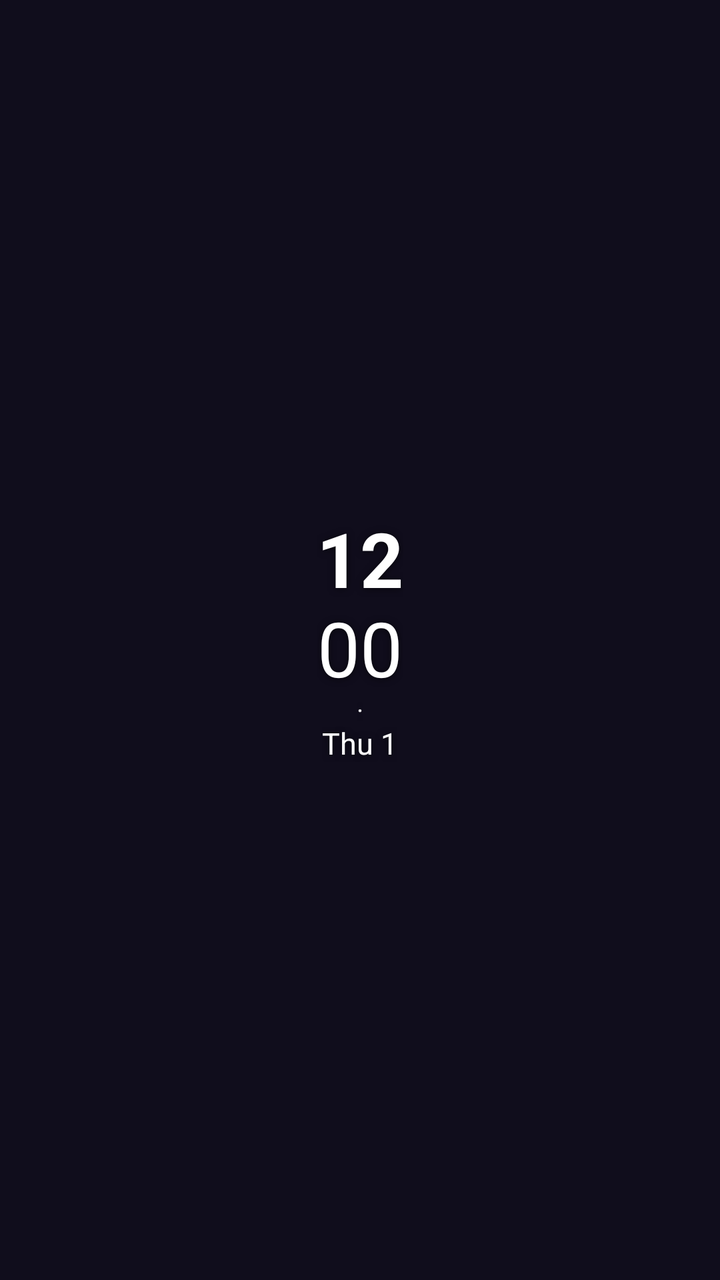
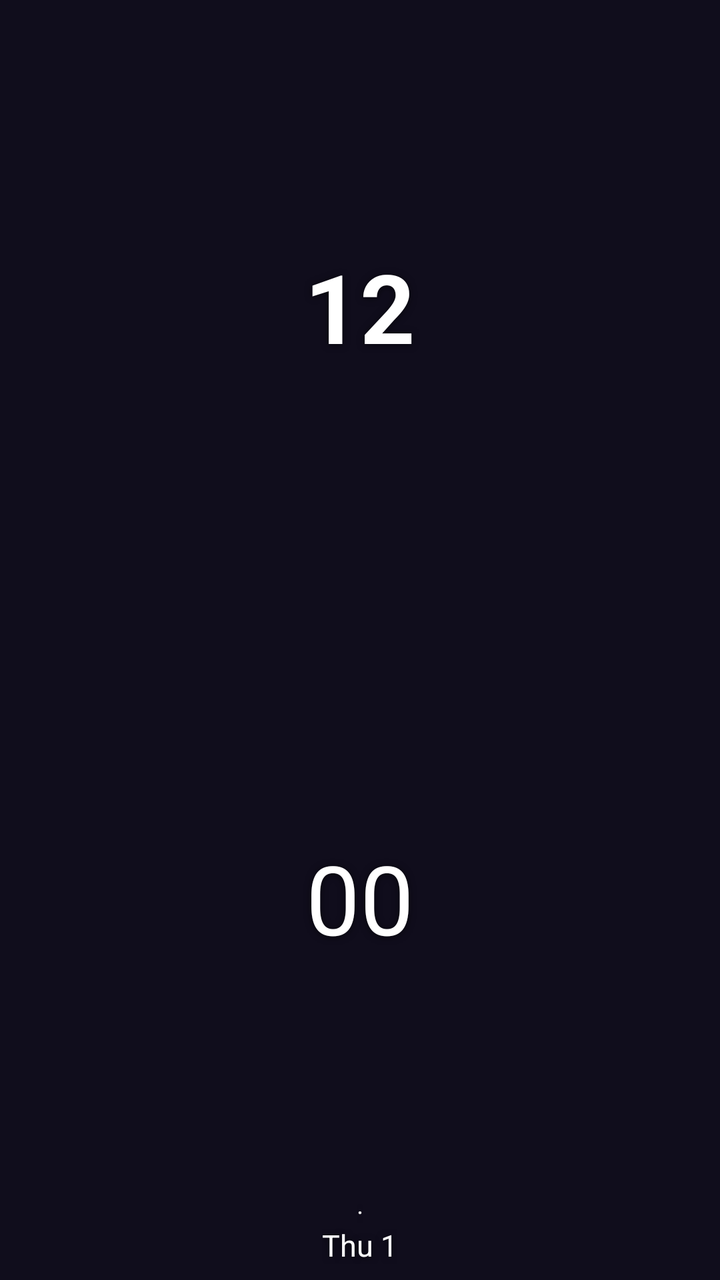

Screens rendered from an Android XML layout before and after an edit, with the pre-edit source and the edit as a unified diff.
<!-- AndroidManifest.xml: application theme AppTheme -->
<!-- res/layout/widget_small.xml -->
<?xml version="1.0" encoding="utf-8"?>
<LinearLayout xmlns:android="http://schemas.android.com/apk/res/android"
    android:id="@+id/widget_root"
    android:layout_width="match_parent"
    android:layout_height="match_parent"
    android:background="@drawable/widget_background"
    android:gravity="center"
    android:orientation="vertical"
    android:padding="8dp">
    <TextClock
        android:id="@+id/widget_hour"
        android:format12Hour="hh"
        android:format24Hour="HH"
        style="@style/WidgetText.Time"
        android:layout_width="wrap_content"
        android:layout_height="wrap_content"
        android:textSize="38sp" />
    <TextClock
        android:id="@+id/widget_minute"
        android:format12Hour="mm"
        android:format24Hour="mm"
        style="@style/WidgetText"
        android:layout_width="wrap_content"
        android:layout_height="wrap_content"
        android:textSize="38sp" />
    <TextView
        style="@style/WidgetText.Small"
        android:layout_width="wrap_content"
        android:layout_height="wrap_content"
        android:text="·"
        android:importantForAccessibility="no" />
    <TextClock
        android:id="@+id/widget_date"
        android:format12Hour="EEE d"
        android:format24Hour="EEE d"
        style="@style/WidgetText.Detail"
        android:layout_width="wrap_content"
        android:layout_height="wrap_content" />
</LinearLayout>
<!-- resources referenced by this layout -->
<resources>
  <!-- drawable widget_background (drawable) -->
  <?xml version="1.0" encoding="utf-8"?>
  <shape xmlns:android="http://schemas.android.com/apk/res/android" android:shape="rectangle">
      <solid android:color="@android:color/transparent" />
  </shape>
  <style name="WidgetText" parent="@android:style/TextAppearance.DeviceDefault">
          <item name="android:textColor">#FFFFFFFF</item>
          <item name="android:shadowColor">#99000000</item>
          <item name="android:shadowRadius">8</item>
          <item name="android:shadowDy">1</item>
          <item name="android:includeFontPadding">false</item>
      </style>
  <style name="WidgetText.Detail">
          <item name="android:textSize">15sp</item>
      </style>
  <style name="WidgetText.Small">
          <item name="android:textSize">13sp</item>
          <item name="android:textColor">#E6FFFFFF</item>
      </style>
  <style name="WidgetText.Time">
          <item name="android:textStyle">bold</item>
      </style>
  <style name="AppTheme" parent="Theme.AppCompat.DayNight.NoActionBar">
          <item name="android:editTextBackground">@drawable/rn_edit_text_material</item>
          <item name="android:windowBackground">@color/midnight_background</item>
          <item name="android:statusBarColor">@color/midnight_background</item>
          <item name="android:navigationBarColor">@color/midnight_background</item>
      </style>
  <!-- drawable rn_edit_text_material (drawable) -->
  <?xml version="1.0" encoding="utf-8"?>
  <inset xmlns:android="http://schemas.android.com/apk/res/android"
         android:insetLeft="@dimen/abc_edit_text_inset_horizontal_material"
         android:insetRight="@dimen/abc_edit_text_inset_horizontal_material"
         android:insetTop="@dimen/abc_edit_text_inset_top_material"
         android:insetBottom="@dimen/abc_edit_text_inset_bottom_material"
         >
  
      <selector>
          
          <item android:state_enabled="false" android:drawable="@drawable/abc_textfield_default_mtrl_alpha"/>
          <item android:drawable="@drawable/abc_textfield_activated_mtrl_alpha"/>
      </selector>
  
  </inset>
  <color name="midnight_background">#100D1C</color>
</resources>

<!-- the commit's change to res/layout/widget_small.xml (unified diff, before → after) -->
@@ -12,18 +12,31 @@
         android:format12Hour="hh"
         android:format24Hour="HH"
         style="@style/WidgetText.Time"
-        android:layout_width="wrap_content"
-        android:layout_height="wrap_content"
-        android:textSize="38sp" />
+        android:layout_width="match_parent"
+        android:layout_height="0dp"
+        android:layout_weight="1"
+        android:autoSizeTextType="uniform"
+        android:autoSizeMinTextSize="16sp"
+        android:autoSizeMaxTextSize="48sp"
+        android:autoSizeStepGranularity="1sp"
+        android:gravity="center"
+        android:maxLines="1" />
     <TextClock
         android:id="@+id/widget_minute"
         android:format12Hour="mm"
         android:format24Hour="mm"
         style="@style/WidgetText"
-        android:layout_width="wrap_content"
-        android:layout_height="wrap_content"
-        android:textSize="38sp" />
+        android:layout_width="match_parent"
+        android:layout_height="0dp"
+        android:layout_weight="1"
+        android:autoSizeTextType="uniform"
+        android:autoSizeMinTextSize="16sp"
+        android:autoSizeMaxTextSize="48sp"
+        android:autoSizeStepGranularity="1sp"
+        android:gravity="center"
+        android:maxLines="1" />
     <TextView
+        android:id="@+id/widget_dot"
         style="@style/WidgetText.Small"
         android:layout_width="wrap_content"
         android:layout_height="wrap_content"
